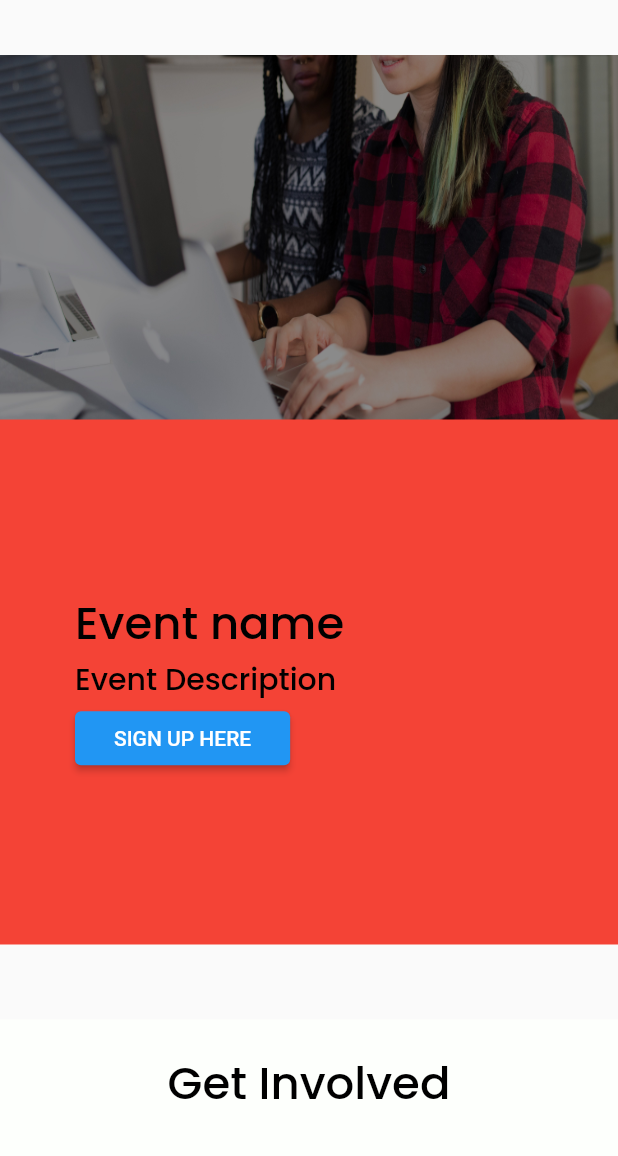
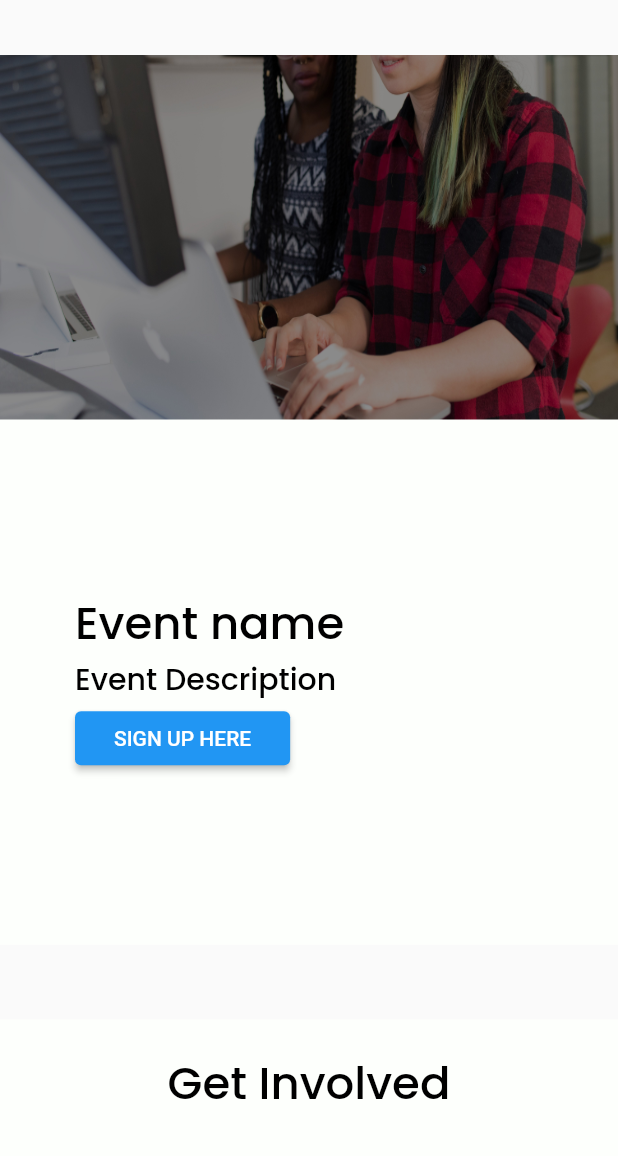
Before and after one commit to Jud-e/ehlites, a Flutter app: the screen it shows after launch, scrolled down 1728 dp, on a phone screen of 412 x 824 dp, the part 80-1236 px from its top. Run offline on Flutter 3.47's test engine with Material 2 defaults, Android fonts, the light colour scheme and no system bars; our stand-ins replace google_fonts.

Commit message:
feat: update

```diff
--- a/lib/homepage.dart
+++ b/lib/homepage.dart
@@ -1,7 +1,8 @@
-import 'package:ehlites/constants.dart';
-import 'package:ehlites/drawer.dart';
+import 'package:ehlites/initiatives.dart';
+import 'package:ehlites/utilities/constants.dart';
+import 'package:ehlites/utilities/drawer.dart';
 import 'package:ehlites/involve.dart';
-import 'package:ehlites/navbar_content.dart';
+import 'package:ehlites/utilities/navbar_content.dart';
 import 'package:ehlites/utilities/colors.dart';
 import 'package:ehlites/utilities/text_style_util.dart';
 import 'package:flutter/material.dart';
@@ -20,7 +21,9 @@ class _HomePageState extends State<HomePage> {
     return Scaffold(
       appBar: PreferredSize(
           preferredSize: Size(screenSize.width, 700.0),
-          child: screenSize.width < 760 ? CustomDrawer() : TopNavContent()),
+          child: screenSize.width < 760
+              ? const CustomDrawer()
+              : const TopNavContent()),
       // endDrawer: CustomDrawer(),
       body: SingleChildScrollView(
         child: Column(
@@ -199,7 +202,7 @@ class _HomePageState extends State<HomePage> {
                           ? screenSize.width
                           : screenSize.width * 0.5),
                   Container(
-                    decoration: BoxDecoration(color: Colors.red),
+                    decoration: BoxDecoration(color: primary),
                     height: screenSize.width < 700 ? 350 : 500,
                     width: screenSize.width < 700
                         ? screenSize.width
@@ -263,6 +266,7 @@ class _HomePageState extends State<HomePage> {
                           ? screenSize.width
                           : screenSize.width * 0.5),
                   Container(
+                    // ignore: prefer_const_constructors
                     decoration: BoxDecoration(color: Colors.red),
                     height: screenSize.width < 700 ? 350 : 500,
                     width: screenSize.width < 700
@@ -297,18 +301,10 @@ class _HomePageState extends State<HomePage> {
               ),
             ),
             yMargin(10),
-            Container(
-              width: screenSize.width,
-              height: screenSize.width < 700 ? 700 : 450,
-              child: Column(
-                children: [
-                  Row(
-                    children: [Text("data")],
-                  ),
-                  ElevatedButton(onPressed: () {}, child: Text("eyo"))
-                ],
-              ),
-            )
+            SizedBox(
+                width: screenSize.width,
+                height: screenSize.width < 700 ? 700 : 450,
+                child: const Initiative())
           ],
         ),
       ),
--- a/lib/involve.dart
+++ b/lib/involve.dart
@@ -1,4 +1,4 @@
-import 'package:ehlites/constants.dart';
+import 'package:ehlites/utilities/constants.dart';
 import 'package:ehlites/utilities/colors.dart';
 import 'package:ehlites/utilities/text_style_util.dart';
 import 'package:flutter/material.dart';
--- a/lib/drawer.dart
+++ b/lib/utilities/drawer.dart
@@ -3,7 +3,7 @@ import 'package:flutter/src/widgets/framework.dart';
 import 'package:flutter/src/widgets/placeholder.dart';
 
 import 'constants.dart';
-import 'utilities/text_style_util.dart';
+import 'text_style_util.dart';
 
 class CustomDrawer extends StatefulWidget {
   const CustomDrawer({super.key});
--- a/lib/navbar_content.dart
+++ b/lib/utilities/navbar_content.dart
@@ -1,4 +1,4 @@
-import 'package:ehlites/constants.dart';
+import 'package:ehlites/utilities/constants.dart';
 import 'package:ehlites/utilities/text_style_util.dart';
 import 'package:flutter/material.dart';
 
```
Also changed, not shown: lib/initiatives.dart (added, +22 -0 lines), lib/utilities/constants.dart (renamed from lib/constants.dart).
